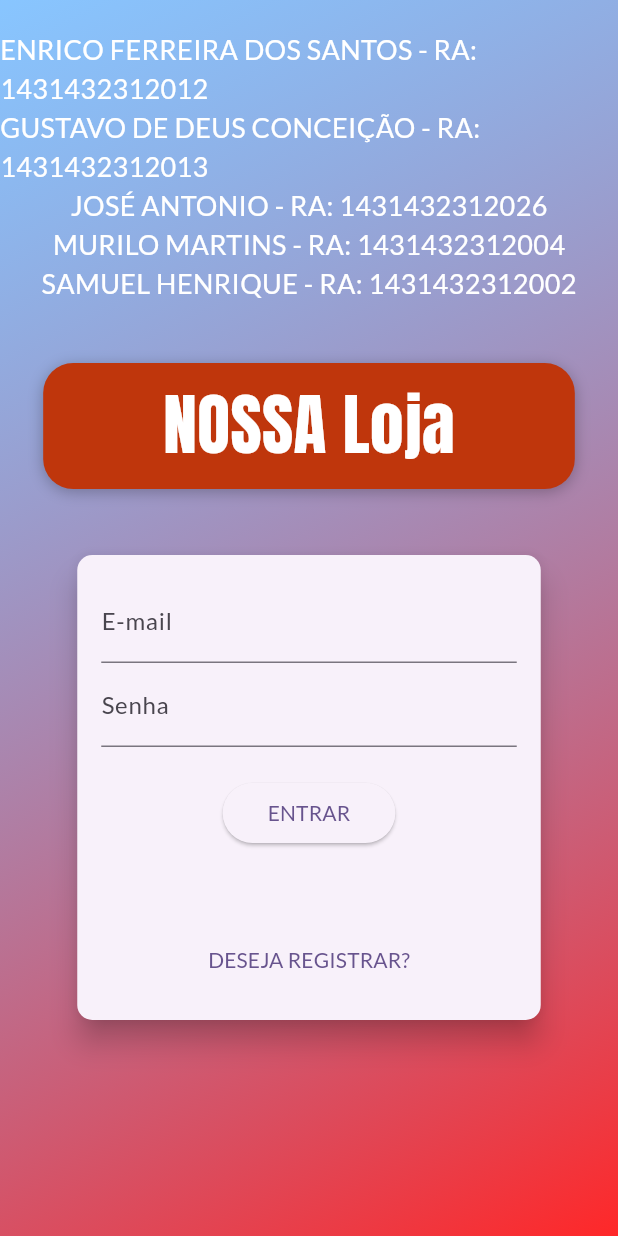
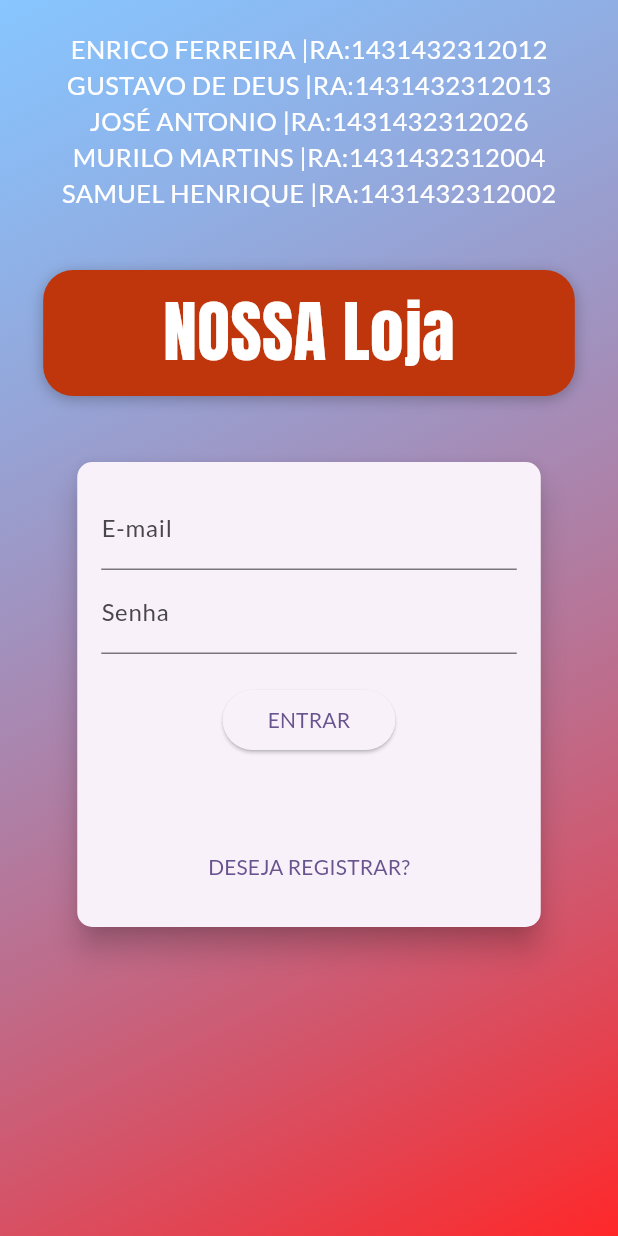
Before and after one commit to enricofs/flutter-web-nossa-loja, a Flutter app: the screen it shows after launch, on a phone screen of 412 x 824 dp. Run offline on Flutter 3.47's test engine with Material 3 defaults, Android fonts, the phone set to English and light mode, and no system bars; our stand-ins replace flutter_dotenv, shared_preferences.

Commit message:
updated names

```diff
--- a/lib/pages/auth_page.dart
+++ b/lib/pages/auth_page.dart
@@ -32,37 +32,37 @@ class AuthPage extends StatelessWidget {
               children: [
                 const SizedBox(height: 20),
                 Text(
-                  'ENRICO FERREIRA DOS SANTOS - RA: 1431432312012',
+                  'ENRICO FERREIRA |RA:1431432312012',
                   style: TextStyle(
-                    fontSize: 18,
+                    fontSize: 17,
                     color: Colors.white,
                   ),
                 ),
                 Text(
-                  'GUSTAVO DE DEUS CONCEIÇÃO - RA: 1431432312013',
+                  'GUSTAVO DE DEUS |RA:1431432312013',
                   style: TextStyle(
-                    fontSize: 18,
+                    fontSize: 17,
                     color: Colors.white,
                   ),
                 ),
                 Text(
-                  'JOSÉ ANTONIO - RA: 1431432312026',
+                  'JOSÉ ANTONIO |RA:1431432312026',
                   style: TextStyle(
-                    fontSize: 18,
+                    fontSize: 17,
                     color: Colors.white,
                   ),
                 ),
                 Text(
-                  'MURILO MARTINS - RA: 1431432312004',
+                  'MURILO MARTINS |RA:1431432312004',
                   style: TextStyle(
-                    fontSize: 18,
+                    fontSize: 17,
                     color: Colors.white,
                   ),
                 ),
                 Text(
-                  'SAMUEL HENRIQUE - RA: 1431432312002',
+                  'SAMUEL HENRIQUE |RA:1431432312002',
                   style: TextStyle(
-                    fontSize: 18,
+                    fontSize: 17,
                     color: Colors.white,
                   ),
                 ),
```
